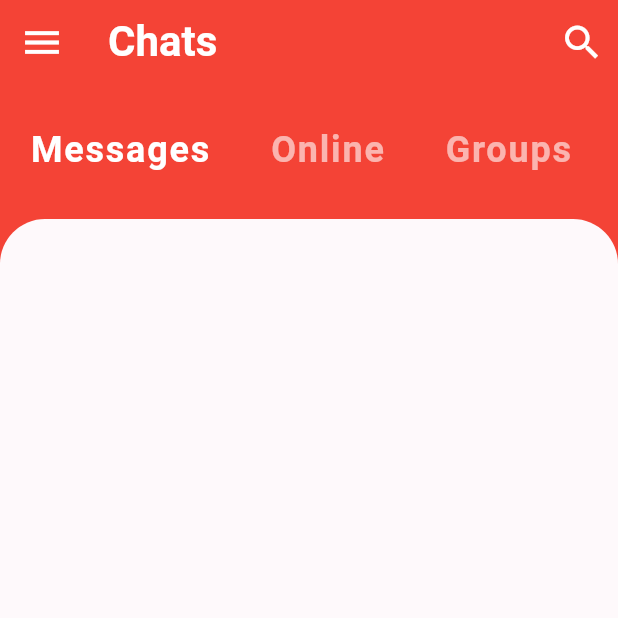
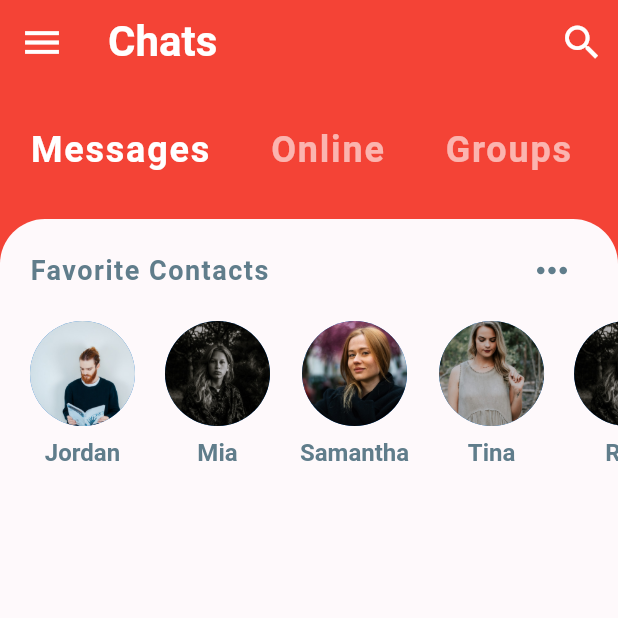
Before and after one commit to n3rdkid/flutter-app-from-scratch, a Flutter app: the screen it shows after launch, on a phone screen of 412 x 824 dp, the top half of it. Run offline on Flutter 3.47's test engine with Material 2 defaults, Android fonts, the light colour scheme and no system bars.

Commit message:
feat : setup favorite contacts

```diff
--- a/chat_ui/lib/models/message.dart
+++ b/chat_ui/lib/models/message.dart
@@ -25,9 +25,13 @@ final User samantha =
     User(id: 2, name: "Samantha", imageUrl: "assets/images/samantha.jpeg");
 final User tina =
     User(id: 3, name: "Tina", imageUrl: "assets/images/tina.jpeg");
-
+final User rita = User(id: 4, name: "Rita", imageUrl: "assets/images/mia.jpeg");
+final User sam =
+    User(id: 5, name: "Sam", imageUrl: "assets/images/samantha.jpeg");
+final User rina =
+    User(id: 6, name: "Rina", imageUrl: "assets/images/tina.jpeg");
 // FAVORITE CONTACTS
-List<User> favorites = [jordan, mia, samantha, tina];
+List<User> favorites = [jordan, mia, samantha, tina, rita, sam, rina];
 
 // EXAMPLE CHATS ON HOME SCREEN
 List<Message> chats = [
--- a/chat_ui/lib/screens/home.dart
+++ b/chat_ui/lib/screens/home.dart
@@ -1,4 +1,5 @@
 import 'package:chat_ui/widgets/category_selector.dart';
+import 'package:chat_ui/widgets/favorite_contacts.dart';
 import 'package:flutter/material.dart';
 
 class HomeScreen extends StatefulWidget {
@@ -43,6 +44,9 @@ class _HomeScreenState extends State<HomeScreen> {
                   borderRadius: BorderRadius.only(
                       topLeft: Radius.circular(30.0),
                       topRight: Radius.circular(30.0))),
+              child: Column(
+                children: [FavoriteContacts()],
+              ),
             ),
           )
         ],
--- /dev/null
+++ b/chat_ui/lib/widgets/favorite_contacts.dart
@@ -0,0 +1,66 @@
+import 'package:chat_ui/models/message.dart';
+import 'package:flutter/material.dart';
+
+class FavoriteContacts extends StatelessWidget {
+  const FavoriteContacts({Key? key}) : super(key: key);
+
+  @override
+  Widget build(BuildContext context) {
+    return Padding(
+      padding: const EdgeInsets.symmetric(vertical: 10.0),
+      child: Column(
+        children: [
+          Padding(
+            padding: const EdgeInsets.symmetric(horizontal: 20.0),
+            child: Row(
+              mainAxisAlignment: MainAxisAlignment.spaceBetween,
+              children: [
+                Text(
+                  "Favorite Contacts",
+                  style: TextStyle(
+                      color: Colors.blueGrey,
+                      fontSize: 18,
+                      fontWeight: FontWeight.bold,
+                      letterSpacing: 1),
+                ),
+                IconButton(
+                    onPressed: () {},
+                    icon: Icon(Icons.more_horiz),
+                    iconSize: 30,
+                    color: Colors.blueGrey)
+              ],
+            ),
+          ),
+          Container(
+            height: 120,
+            child: ListView.builder(
+                padding: EdgeInsets.only(left: 10),
+                scrollDirection: Axis.horizontal,
+                itemCount: favorites.length,
+                itemBuilder: (BuildContext ctx, int idx) {
+                  return Padding(
+                    padding: const EdgeInsets.all(10.0),
+                    child: Column(
+                      children: [
+                        CircleAvatar(
+                          radius: 35,
+                          backgroundImage: AssetImage(favorites[idx].imageUrl),
+                        ),
+                        SizedBox(height: 8),
+                        Text(
+                          favorites[idx].name,
+                          style: TextStyle(
+                              color: Colors.blueGrey,
+                              fontSize: 16,
+                              fontWeight: FontWeight.w600),
+                        ),
+                      ],
+                    ),
+                  );
+                }),
+          )
+        ],
+      ),
+    );
+  }
+}
```
